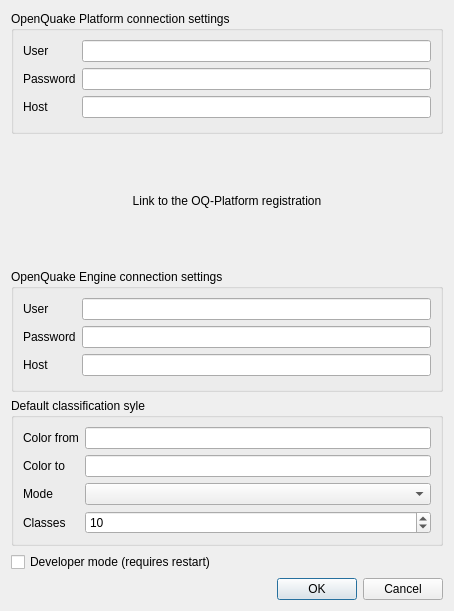
This is svir/ui/ui_settings.ui in gem/oq-irmt-qgis as Qt 5 draws it before an edit. The edited form follows.
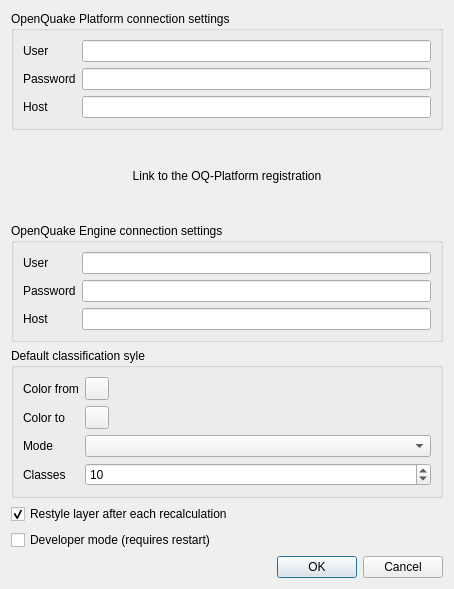
This is the edited form. Custom widgets are drawn as their Qt base class.

Commit message: Add to plugin's settings a checkbox to enable/disable restyling

Patch:
```diff
--- a/svir/ui/ui_settings.ui
+++ b/svir/ui/ui_settings.ui
@@ -7,7 +7,7 @@
     <x>0</x>
     <y>0</y>
     <width>454</width>
-    <height>611</height>
+    <height>589</height>
    </rect>
   </property>
   <property name="windowTitle">
@@ -87,6 +87,9 @@
         <property name="sizeConstraint">
          <enum>QLayout::SetDefaultConstraint</enum>
         </property>
+        <property name="fieldGrowthPolicy">
+         <enum>QFormLayout::AllNonFixedFieldsGrow</enum>
+        </property>
         <property name="leftMargin">
          <number>0</number>
         </property>
@@ -132,40 +135,55 @@
      </layout>
     </widget>
    </item>
+   <item>
+    <layout class="QVBoxLayout" name="verticalLayout_4">
+     <property name="topMargin">
+      <number>0</number>
+     </property>
    <item>
     <widget class="QGroupBox" name="styling_gbx">
      <property name="title">
       <string>Default classification syle</string>
      </property>
      <layout class="QFormLayout" name="formLayout_3">
-      <item row="0" column="0">
+        <property name="fieldGrowthPolicy">
+         <enum>QFormLayout::AllNonFixedFieldsGrow</enum>
+        </property>
+        <item row="3" column="0">
        <widget class="QLabel" name="label_5">
         <property name="text">
          <string>Color from</string>
         </property>
        </widget>
       </item>
-      <item row="1" column="0">
+        <item row="4" column="0">
        <widget class="QLabel" name="label_9">
         <property name="text">
          <string>Color to</string>
         </property>
        </widget>
       </item>
-      <item row="0" column="1">
-       <widget class="QgsColorButtonV2" name="style_color_from"/>
-      </item>
-      <item row="1" column="1">
+        <item row="4" column="1">
        <widget class="QgsColorButtonV2" name="style_color_to"/>
       </item>
-      <item row="3" column="0">
+        <item row="5" column="0">
+         <widget class="QLabel" name="label_4">
+          <property name="text">
+           <string>Mode</string>
+          </property>
+         </widget>
+        </item>
+        <item row="5" column="1">
+         <widget class="QComboBox" name="style_mode"/>
+        </item>
+        <item row="6" column="0">
        <widget class="QLabel" name="label_10">
         <property name="text">
          <string>Classes</string>
         </property>
        </widget>
       </item>
-      <item row="3" column="1">
+        <item row="6" column="1">
        <widget class="QSpinBox" name="style_classes">
         <property name="minimum">
          <number>1</number>
@@ -175,18 +193,23 @@
         </property>
        </widget>
       </item>
-      <item row="2" column="0">
-       <widget class="QLabel" name="label_4">
+        <item row="3" column="1">
+         <widget class="QgsColorButtonV2" name="style_color_from"/>
+        </item>
+       </layout>
+      </widget>
+     </item>
+     <item>
+      <widget class="QCheckBox" name="force_restyling_ckb">
         <property name="text">
-         <string>Mode</string>
+        <string>Restyle layer after each recalculation</string>
+       </property>
+       <property name="checked">
+        <bool>true</bool>
         </property>
        </widget>
       </item>
-      <item row="2" column="1">
-       <widget class="QComboBox" name="style_mode"/>
-      </item>
-     </layout>
-    </widget>
+    </layout>
    </item>
    <item>
     <widget class="QCheckBox" name="developermodeCheck">
@@ -210,8 +233,8 @@
  <customwidgets>
   <customwidget>
    <class>QgsColorButtonV2</class>
-   <extends>QLineEdit</extends>
-   <header location="global">qgscolorbuttonv2.h</header>
+   <extends>QToolButton</extends>
+   <header>qgscolorbuttonv2.h</header>
   </customwidget>
  </customwidgets>
  <tabstops>
```
Left out of the diff: 26 changed lines with no effect on the pictures. Lines whose indentation alone changed are shown as unchanged. The commit also changes 3 other files.
